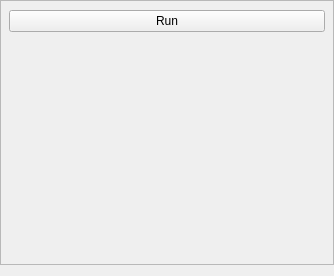
The window that core/modules/gui/GeodesicTrainingGUI/GeodesicTrainingGUI.ui (dboun/MultiPatientImageProcessing) describes before a commit, drawn with Qt 5.
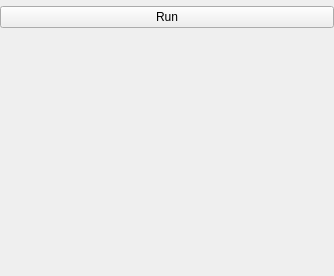
The same window after the commit. Custom widgets are drawn as their Qt base class.

What changed in the file:
```diff
--- a/core/modules/gui/GeodesicTrainingGUI/GeodesicTrainingGUI.ui
+++ b/core/modules/gui/GeodesicTrainingGUI/GeodesicTrainingGUI.ui
@@ -11,119 +11,32 @@
    </rect>
   </property>
   <property name="sizePolicy">
-   <sizepolicy hsizetype="Expanding" vsizetype="Expanding">
+   <sizepolicy hsizetype="Preferred" vsizetype="Expanding">
     <horstretch>0</horstretch>
     <verstretch>0</verstretch>
    </sizepolicy>
   </property>
   <property name="minimumSize">
    <size>
-    <width>280</width>
+    <width>0</width>
     <height>0</height>
    </size>
   </property>
+  <property name="maximumSize">
+   <size>
+    <width>16777215</width>
+    <height>16777215</height>
+   </size>
+  </property>
   <property name="windowTitle">
    <string>Form</string>
   </property>
-  <layout class="QGridLayout" name="gridLayout">
-   <property name="leftMargin">
-    <number>0</number>
-   </property>
-   <property name="topMargin">
-    <number>0</number>
-   </property>
-   <property name="rightMargin">
-    <number>0</number>
-   </property>
-   <property name="horizontalSpacing">
-    <number>0</number>
-   </property>
-   <item row="0" column="0">
-    <widget class="QScrollArea" name="scrollArea">
-     <property name="sizePolicy">
-      <sizepolicy hsizetype="Preferred" vsizetype="Expanding">
-       <horstretch>0</horstretch>
-       <verstretch>0</verstretch>
-      </sizepolicy>
-     </property>
-     <property name="minimumSize">
-      <size>
-       <width>270</width>
-       <height>0</height>
-      </size>
-     </property>
-     <property name="horizontalScrollBarPolicy">
-      <enum>Qt::ScrollBarAlwaysOff</enum>
-     </property>
-     <property name="widgetResizable">
-      <bool>true</bool>
-     </property>
-     <property name="alignment">
-      <set>Qt::AlignHCenter|Qt::AlignTop</set>
-     </property>
-     <widget class="QWidget" name="scrollAreaWidgetContents">
-      <property name="geometry">
-       <rect>
-        <x>0</x>
-        <y>0</y>
-        <width>332</width>
-        <height>265</height>
-       </rect>
-      </property>
-      <property name="sizePolicy">
-       <sizepolicy hsizetype="Preferred" vsizetype="Preferred">
-        <horstretch>0</horstretch>
-        <verstretch>0</verstretch>
-       </sizepolicy>
-      </property>
-      <property name="minimumSize">
-       <size>
-        <width>250</width>
-        <height>0</height>
-       </size>
-      </property>
-      <layout class="QGridLayout" name="gridLayout_2">
-       <property name="leftMargin">
-        <number>8</number>
-       </property>
-       <property name="topMargin">
-        <number>0</number>
-       </property>
-       <property name="rightMargin">
-        <number>8</number>
-       </property>
-       <property name="bottomMargin">
-        <number>0</number>
-       </property>
-       <property name="horizontalSpacing">
-        <number>0</number>
-       </property>
-       <item row="0" column="0">
-        <widget class="QWidget" name="widget_2" native="true">
-         <property name="sizePolicy">
-          <sizepolicy hsizetype="Expanding" vsizetype="Preferred">
-           <horstretch>0</horstretch>
-           <verstretch>0</verstretch>
-          </sizepolicy>
-         </property>
-         <property name="minimumSize">
-          <size>
-           <width>260</width>
-           <height>0</height>
-          </size>
-         </property>
-         <property name="maximumSize">
-          <size>
-           <width>1000</width>
-           <height>16777215</height>
-          </size>
-         </property>
          <layout class="QVBoxLayout" name="verticalLayout">
           <property name="leftMargin">
            <number>0</number>
           </property>
           <property name="topMargin">
-           <number>3</number>
+    <number>0</number>
           </property>
           <property name="rightMargin">
            <number>0</number>
@@ -140,18 +53,6 @@
           </item>
           <item>
            <widget class="RunPushButton" name="pushButtonRun">
-            <property name="sizePolicy">
-             <sizepolicy hsizetype="Expanding" vsizetype="Fixed">
-              <horstretch>0</horstretch>
-              <verstretch>0</verstretch>
-             </sizepolicy>
-            </property>
-            <property name="maximumSize">
-             <size>
-              <width>16777215</width>
-              <height>16777215</height>
-             </size>
-            </property>
             <property name="text">
              <string>Run</string>
             </property>
@@ -169,13 +70,6 @@
              </size>
             </property>
            </spacer>
-          </item>
-         </layout>
-        </widget>
-       </item>
-      </layout>
-     </widget>
-    </widget>
    </item>
   </layout>
  </widget>
```
Left out of the diff: 9 changed lines with no effect on the pictures. Lines whose indentation alone changed are shown as unchanged.
